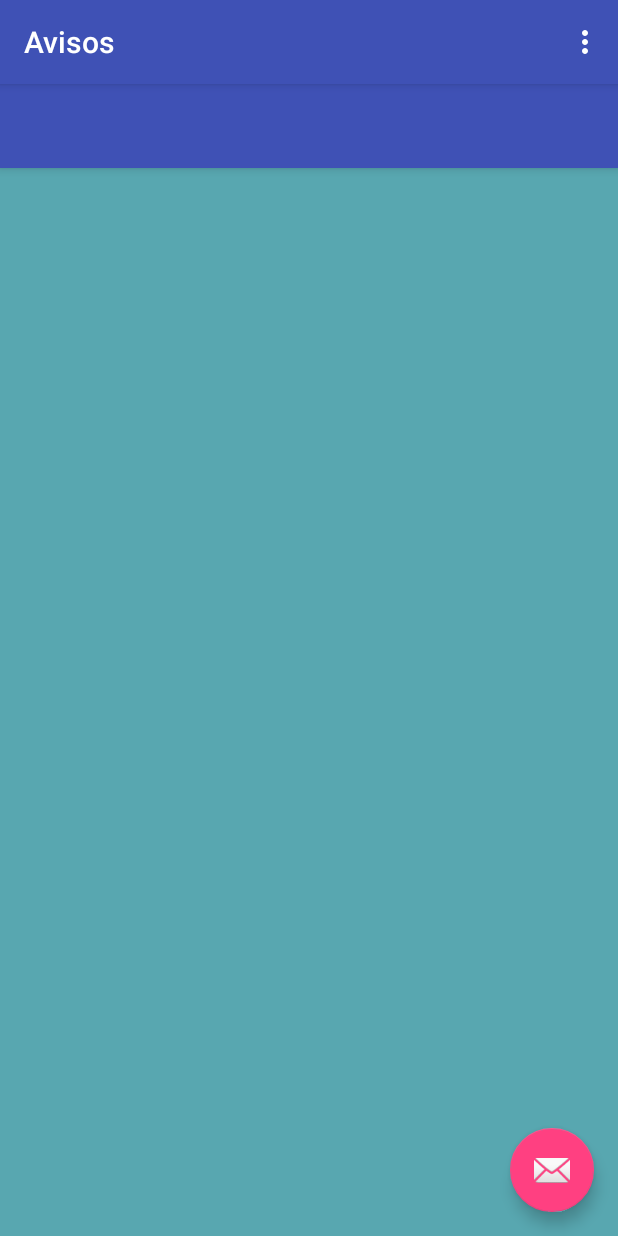
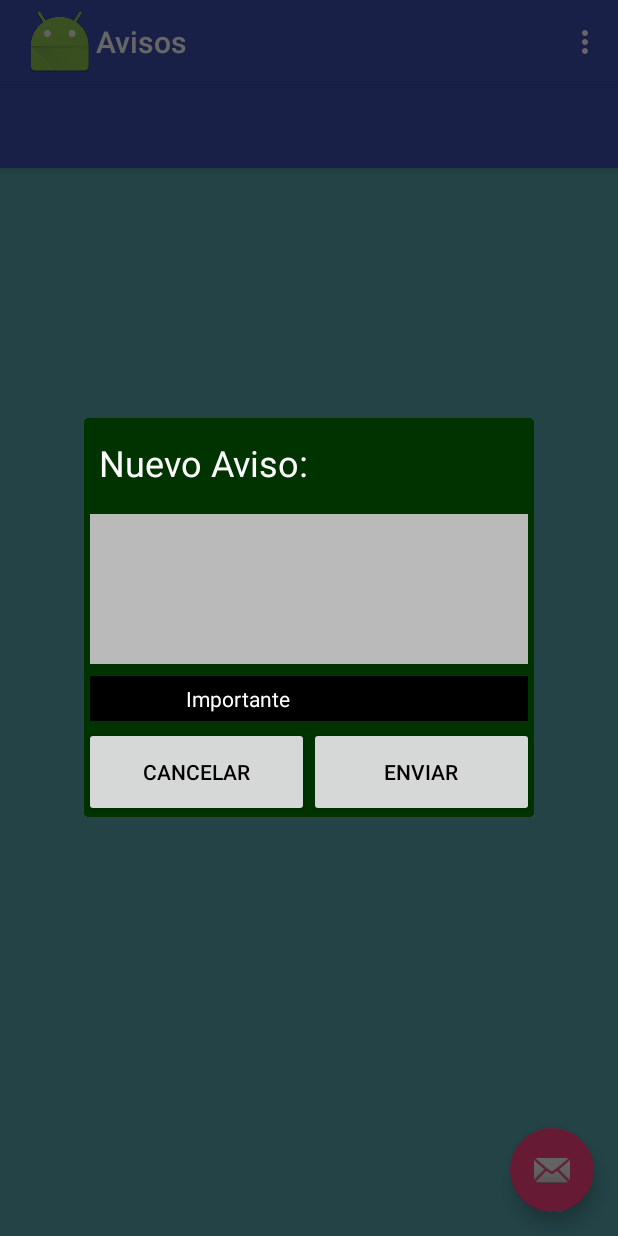
Before and after one commit to juandiego26/Avisos, an Android app: the screen it shows after launch (AvisosActivity), in the options menu, after a tap on "nuevo aviso", on a phone screen of 412 x 824 dp. Run offline under Robolectric (Android 15) with nearby library versions, the phone set to English and light mode, and no system bars.

Commit message:
añadido las cajas de dialogo para crear y editar los avisos en el LISTVIEW

```diff
--- a/app/build.gradle
+++ b/app/build.gradle
@@ -6,7 +6,7 @@ android {
 
     defaultConfig {
         applicationId "com.inkodex.avisos"
-        minSdkVersion 15
+        minSdkVersion 8
         targetSdkVersion 23
         versionCode 1
         versionName "1.0"
--- a/app/src/main/java/com/inkodex/avisos/AvisosActivity.java
+++ b/app/src/main/java/com/inkodex/avisos/AvisosActivity.java
@@ -1,37 +1,58 @@
 package com.inkodex.avisos;
 
+import android.annotation.TargetApi;
 import android.app.Dialog;
 import android.database.Cursor;
+import android.os.Build;
 import android.os.Bundle;
 import android.support.design.widget.FloatingActionButton;
 import android.support.design.widget.Snackbar;
+import android.support.v7.app.ActionBar;
 import android.support.v7.app.AlertDialog;
 import android.support.v7.app.AppCompatActivity;
 import android.support.v7.widget.Toolbar;
 import android.util.Log;
+import android.view.ActionMode;
+import android.view.MenuInflater;
 import android.view.View;
 import android.view.Menu;
 import android.view.MenuItem;
+import android.view.Window;
+import android.widget.AbsListView;
 import android.widget.AdapterView;
 import android.widget.ArrayAdapter;
+import android.widget.Button;
+import android.widget.CheckBox;
+import android.widget.EditText;
+import android.widget.LinearLayout;
 import android.widget.ListView;
+import android.widget.TextView;
 import android.widget.Toast;
+
+/**
+ * Created by JuanDiego on 18/06/2016.
+ */
 
 public class AvisosActivity extends AppCompatActivity {
     private ListView mListView;
     private AvisosDBAdapter mDbAdapter;
     private AvisosSimpleCursorAdapter mCursorAdapter;
 
+    @TargetApi(Build.VERSION_CODES.HONEYCOMB)
     @Override
     protected void onCreate(Bundle savedInstanceState) {
         super.onCreate(savedInstanceState);
         setContentView(R.layout.activity_avisos);
+        ActionBar actionBar = getSupportActionBar();
+        actionBar.setHomeButtonEnabled(true);
+        actionBar.setDisplayShowHomeEnabled(true);
+        actionBar.setIcon(R.mipmap.ic_launcher);
+
         mListView = (ListView) findViewById(R.id.listView);
         findViewById(R.id.listView);
         mListView.setDivider(null);
         mDbAdapter = new AvisosDBAdapter(this);
         mDbAdapter.open();
-
 
 
         // cuando pulsamos un item individual en la  listview
@@ -40,7 +61,7 @@ public class AvisosActivity extends AppCompatActivity {
             public void onItemClick(AdapterView<?> parent, View view, final int masterListPosition, long id) {
                 AlertDialog.Builder builder = new AlertDialog.Builder(AvisosActivity.this);
                 ListView modeListView = new ListView(AvisosActivity.this);
-                String[] modes = new String[] { "Editar Aviso", "Borrar Aviso" };
+                String[] modes = new String[]{"Editar Aviso", "Borrar Aviso"};
                 ArrayAdapter<String> modeAdapter = new ArrayAdapter<>(AvisosActivity.this,
                         android.R.layout.simple_list_item_1, android.R.id.text1, modes);
                 modeListView.setAdapter(modeAdapter);
@@ -52,20 +73,19 @@ public class AvisosActivity extends AppCompatActivity {
                     public void onItemClick(AdapterView<?> parent, View view, int position, long id) {
                         //editar aviso
                         if (position == 0) {
-                            Toast.makeText(AvisosActivity.this, "editar "
-                                    + masterListPosition, Toast.LENGTH_SHORT).show();
+                            int nId = getIdFromPosition(masterListPosition);
+                            Aviso aviso = mDbAdapter.fetchReminderById(nId);
+                            fireCustomDialog(aviso);
                             //borrar aviso
                         } else {
-                            Toast.makeText(AvisosActivity.this, "borrar "
-                                    + masterListPosition, Toast.LENGTH_SHORT).show();
+                            mDbAdapter.deleteReminderById(getIdFromPosition(masterListPosition));
+                            mCursorAdapter.changeCursor(mDbAdapter.fetchAllReminders());
                         }
                         dialog.dismiss();
                     }
                 });
             }
         });
-
-
 
 
         Cursor cursor = mDbAdapter.fetchAllReminders();
@@ -97,6 +117,103 @@ public class AvisosActivity extends AppCompatActivity {
         //el cursorAdapter (controller) está ahora actualizando la listView (view)
         //con datos desde la base de datos (modelo)
         mListView.setAdapter(mCursorAdapter);
+
+        if (Build.VERSION.SDK_INT >= Build.VERSION_CODES.HONEYCOMB) {
+
+            mListView.setChoiceMode(ListView.CHOICE_MODE_MULTIPLE_MODAL);
+            mListView.setMultiChoiceModeListener(new AbsListView.MultiChoiceModeListener() {
+
+                @Override
+                public void onItemCheckedStateChanged(ActionMode mode, int position, long id, boolean checked) {
+                }
+
+                @Override
+                public boolean onCreateActionMode(ActionMode mode, Menu menu) {
+                    MenuInflater inflater = mode.getMenuInflater();
+                    inflater.inflate(R.menu.cam_menu, menu);
+                    return true;
+                }
+
+                @Override
+                public boolean onPrepareActionMode(ActionMode mode, Menu menu) {
+                    return false;
+                }
+
+                @Override
+                public boolean onActionItemClicked(ActionMode mode, MenuItem item) {
+                    switch (item.getItemId()) {
+                        case R.id.menu_item_delete_aviso:
+                            for (int nC = mCursorAdapter.getCount() - 1; nC >= 0; nC--) {
+                                if (mListView.isItemChecked(nC)) {
+                                    mDbAdapter.deleteReminderById(getIdFromPosition(nC));
+                                }
+                            }
+                            mode.finish();
+                            mCursorAdapter.changeCursor(mDbAdapter.fetchAllReminders());
+                            return true;
+                    }
+                    return false;
+                }
+
+                @Override
+                public void onDestroyActionMode(ActionMode mode) {
+                }
+            });
+
+        }
+    }
+
+    private int getIdFromPosition(int nC) {
+        return (int) mCursorAdapter.getItemId(nC);
+    }
+
+    private void fireCustomDialog(final Aviso aviso) {
+        // custom dialog
+        final Dialog dialog = new Dialog(this);
+        dialog.requestWindowFeature(Window.FEATURE_NO_TITLE);
+        dialog.setContentView(R.layout.dialog_custom);
+
+        TextView titleView = (TextView) dialog.findViewById(R.id.custom_title);
+        final EditText editCustom = (EditText) dialog.findViewById(R.id.custom_edit_reminder);
+        Button commitButton = (Button) dialog.findViewById(R.id.custom_button_commit);
+        final CheckBox checkBox = (CheckBox) dialog.findViewById(R.id.custom_check_box);
+        LinearLayout rootLayout = (LinearLayout) dialog.findViewById(R.id.custom_root_layout);
+        final boolean isEditOperation = (aviso != null);
+
+        //esto es para un edit
+        if (isEditOperation) {
+            titleView.setText("Editar Aviso");
+            checkBox.setChecked(aviso.getImportant() == 1);
+            editCustom.setText(aviso.getContent());
+            rootLayout.setBackgroundColor(getResources().getColor(R.color.azul_neutro));
+        }
+
+        commitButton.setOnClickListener(new View.OnClickListener() {
+            @Override
+            public void onClick(View v) {
+                String reminderText = editCustom.getText().toString();
+                if (isEditOperation) {
+                    Aviso reminderEdited = new Aviso(aviso.getId(),
+                            reminderText, checkBox.isChecked() ? 1 : 0);
+                    mDbAdapter.updateReminder(reminderEdited);
+                    //esto es para nuevo aviso
+                } else {
+                    mDbAdapter.CreateReminder(reminderText, checkBox.isChecked());
+                }
+                mCursorAdapter.changeCursor(mDbAdapter.fetchAllReminders());
+                dialog.dismiss();
+            }
+        });
+
+        Button buttonCancel = (Button) dialog.findViewById(R.id.custom_button_cancel);
+        buttonCancel.setOnClickListener(new View.OnClickListener() {
+            @Override
+            public void onClick(View v) {
+                dialog.dismiss();
+            }
+        });
+
+        dialog.show();
     }
 
 
@@ -111,8 +228,8 @@ public class AvisosActivity extends AppCompatActivity {
     public boolean onOptionsItemSelected(MenuItem item) {
         switch (item.getItemId()) {
             case R.id.action_nuevo:
-                //crear nuevo aviso
-                Log.d(getLocalClassName(), "crear  nuevo Aviso");
+                //crear nuevo Aviso
+                fireCustomDialog(null);
                 return true;
             case R.id.action_salir:
                 finish();
--- /dev/null
+++ b/app/src/main/res/layout/dialog_custom.xml
@@ -0,0 +1,65 @@
+<?xml version="1.0" encoding="utf-8"?>
+<LinearLayout xmlns:android="http://schemas.android.com/apk/res/android"
+              android:id="@+id/custom_root_layout"
+              android:layout_width="300dp"
+              android:layout_height="fill_parent"
+              android:background="@color/verde"
+              android:orientation="vertical">
+
+    <TextView
+        android:id="@+id/custom_title"
+        android:layout_width="fill_parent"
+        android:layout_height="60dp"
+        android:gravity="center_vertical"
+        android:padding="10dp"
+        android:text="Nuevo Aviso:"
+        android:textColor="@color/blanco"
+        android:textSize="24sp" />
+
+    <EditText
+        android:id="@+id/custom_edit_reminder"
+        android:layout_width="fill_parent"
+        android:layout_height="100dp"
+        android:layout_margin="4dp"
+        android:background="@color/gris_claro"
+        android:gravity="start"
+        android:textColor="@color/negro">
+        <requestFocus />
+    </EditText>
+
+    <CheckBox
+        android:id="@+id/custom_check_box"
+        android:layout_width="fill_parent"
+        android:layout_height="30dp"
+        android:layout_margin="4dp"
+        android:background="@color/negro"
+        android:paddingLeft="32dp"
+        android:text="Importante"
+        android:textColor="@color/blanco" />
+
+    <LinearLayout
+        android:layout_width="fill_parent"
+        android:layout_height="fill_parent"
+        android:orientation="horizontal">
+
+        <Button
+            android:id="@+id/custom_button_cancel"
+            android:layout_width="0dp"
+            android:layout_height="60dp"
+            android:layout_weight="50"
+            android:text="Cancelar"
+            android:textColor="@color/negro"
+            />
+
+        <Button
+            android:id="@+id/custom_button_commit"
+            android:layout_width="0dp"
+            android:layout_height="60dp"
+            android:layout_weight="50"
+            android:text="Enviar"
+            android:textColor="@color/negro"
+            />
+
+    </LinearLayout>
+
+</LinearLayout>
--- /dev/null
+++ b/app/src/main/res/menu/cam_menu.xml
@@ -0,0 +1,7 @@
+<?xml version="1.0" encoding="utf-8"?>
+<menu xmlns:android="http://schemas.android.com/apk/res/android">
+    <item android:id="@+id/menu_item_delete_aviso"
+          android:icon="@android:drawable/ic_menu_delete"
+          android:title="delete"/>
+
+</menu>
--- a/app/src/main/res/values/colors.xml
+++ b/app/src/main/res/values/colors.xml
@@ -7,4 +7,11 @@
     <color name="rosa">#C800B5</color>
     <color name="azul_oscuro">#09097B</color>
     <color name="naranja">#ffff381a</color>
+    <color name="gris_claro">#bababa</color>
+    <color name="negro">#000000</color>
+    <color name="azul_neutro">#ff1118ff</color>
+    <color name="gris_oscuro">#181818</color>
+    <color name="blanco">#ffffff</color>
+    <color name="verde">#003300</color>
+
 </resources>
```
Also changed, not shown: app/src/main/res/layout-v11/avisos_row.xml (added, +50 -0 lines).
